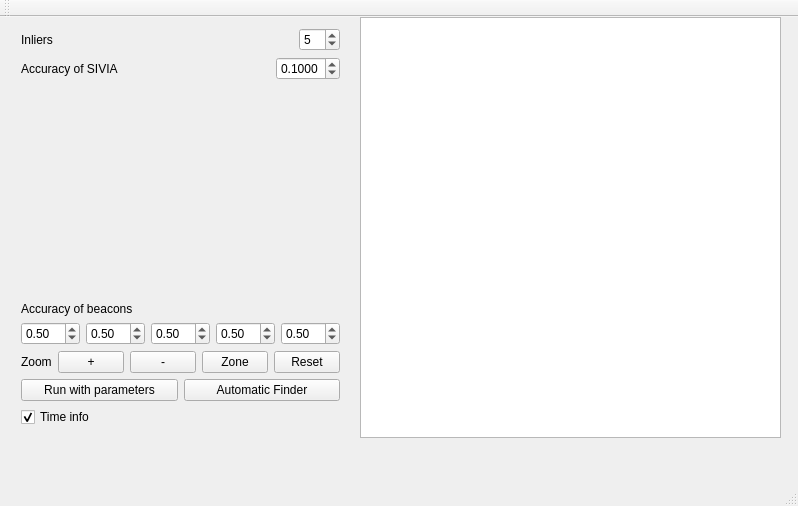
First picture: the form in mainwindow.ui, repository qbrefort/Qinter, before the edit.
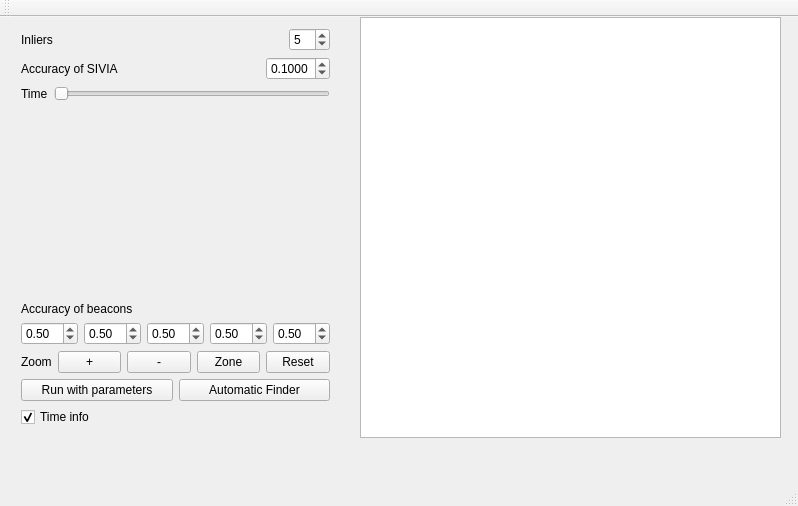
Second picture: the form after the edit.

Commit message: As requested by Luc: Implementation of time trackbar to follow the robot given a eight curve path

Diff of the .ui file:
```diff
--- a/mainwindow.ui
+++ b/mainwindow.ui
@@ -35,7 +35,7 @@
      <rect>
       <x>10</x>
       <y>0</y>
-      <width>341</width>
+      <width>331</width>
       <height>421</height>
      </rect>
     </property>
@@ -120,6 +120,30 @@
        </item>
       </layout>
      </item>
+     <item>
+      <layout class="QHBoxLayout" name="horizontalLayout_8">
+       <item>
+        <widget class="QLabel" name="label_Epsilon_5">
+         <property name="text">
+          <string>Time</string>
+         </property>
+        </widget>
+       </item>
+       <item>
+        <widget class="QSlider" name="TSlider">
+         <property name="maximum">
+          <number>300</number>
+         </property>
+         <property name="singleStep">
+          <number>1</number>
+         </property>
+         <property name="orientation">
+          <enum>Qt::Horizontal</enum>
+         </property>
+        </widget>
+       </item>
+      </layout>
+     </item>
      <item>
       <spacer name="verticalSpacer">
        <property name="orientation">
```
The commit also changes 5 other files.
